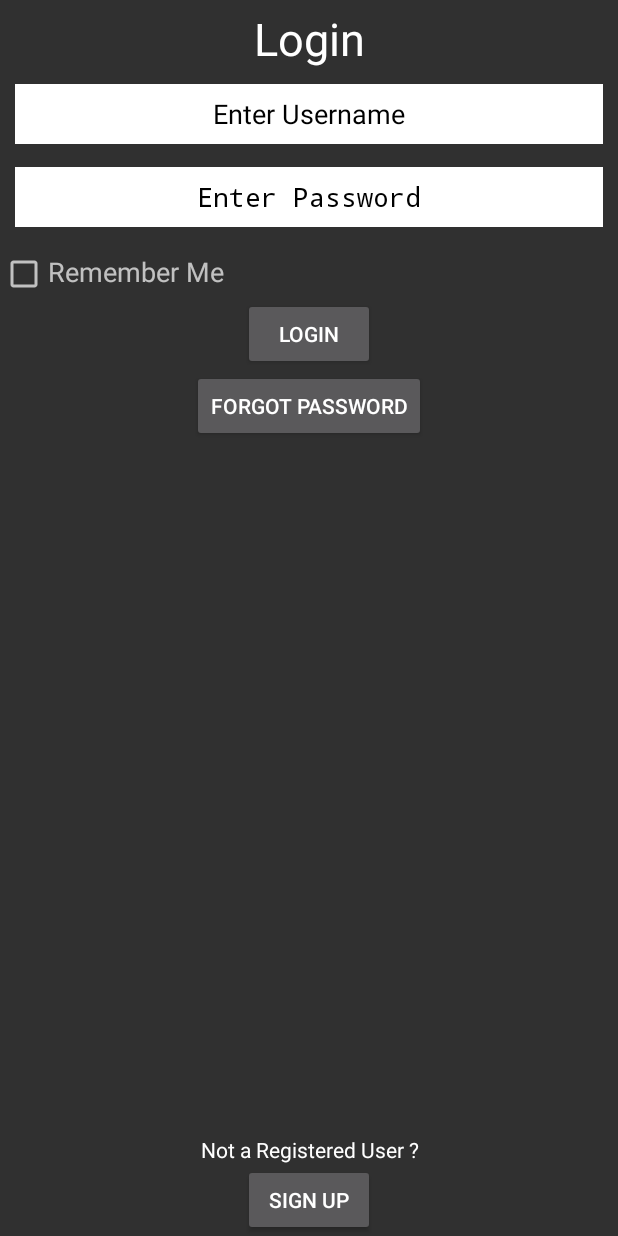
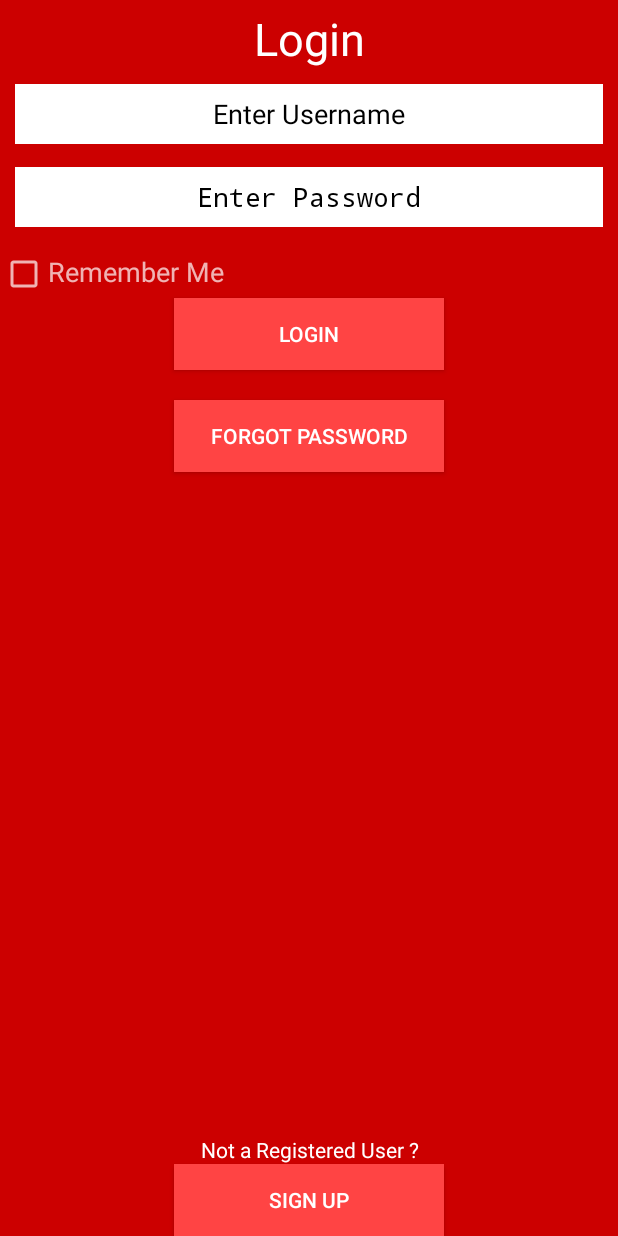
Before and after one commit to anupam412/LifeLine-app, an Android app: the screen it shows after launch (Login_activity), on a phone screen of 412 x 824 dp. Run offline under Robolectric (Android 15) with nearby library versions, the phone set to English and light mode, and no system bars; libraries missing offline, so code that uses them is left out: com.hmkcode.android.

Commit message:
login sign up ui done

```diff
--- a/app/src/main/res/layout/activity_login_activity.xml
+++ b/app/src/main/res/layout/activity_login_activity.xml
@@ -4,6 +4,7 @@
     android:id="@+id/activity_login_activity"
     android:layout_width="match_parent"
     android:layout_height="match_parent"
+    android:background="@android:color/holo_red_dark"
     tools:context="com.example.anupam.lifeline.Login_activity">
     <TextView
         android:layout_width="match_parent"
@@ -71,31 +72,34 @@
             />
     </LinearLayout>
     <Button
-        android:layout_width="wrap_content"
+        android:layout_width="180dp"
         android:layout_height="wrap_content"
         android:id="@+id/login_button"
         android:layout_below="@id/ll"
+        android:background="@android:color/holo_red_light"
         android:text="Login"
         android:layout_centerHorizontal="true"
         />
 
     <Button
-        android:layout_width="wrap_content"
+        android:layout_marginTop="20dp"
+        android:layout_width="180dp"
         android:layout_height="wrap_content"
         android:id="@+id/forgotpassword_button"
-        android:layout_below="@id/login_button"
+        android:background="@android:color/holo_red_light"
         android:text="Forgot Password"
-        android:layout_centerHorizontal="true"
-        />
+        android:layout_below="@+id/login_button"
+        android:layout_alignRight="@+id/login_button"
+        android:layout_alignEnd="@+id/login_button" />
 
     <Button
-        android:layout_width="wrap_content"
+        android:layout_width="180dp"
         android:layout_height="wrap_content"
         android:id="@+id/signUP_button"
+        android:background="@android:color/holo_red_light"
+        android:text="Sign Up"
         android:layout_alignParentBottom="true"
-        android:text="Sign Up"
-        android:layout_centerHorizontal="true"
-        />
+        android:layout_centerHorizontal="true" />
     <TextView
         android:layout_width="match_parent"
         android:layout_height="wrap_content"
--- a/app/src/main/res/layout/activity_signup_activity.xml
+++ b/app/src/main/res/layout/activity_signup_activity.xml
@@ -3,6 +3,7 @@
     android:layout_width="match_parent"
     android:layout_height="match_parent"
     android:gravity="center_horizontal"
+    android:background="@android:color/holo_red_dark"
     android:orientation="vertical"
     android:paddingBottom="@dimen/activity_vertical_margin"
     android:paddingLeft="@dimen/activity_horizontal_margin"
@@ -23,8 +24,9 @@
         android:layout_width="match_parent"
         android:layout_height="wrap_content"
         android:layout_below="@id/signUP_heading"
+        android:background="@android:color/holo_red_dark"
         android:id="@+id/white_line"
-        android:background="#fff"/>
+        />
 
     <EditText
         android:layout_width="match_parent"
@@ -59,6 +61,7 @@
         android:layout_height="wrap_content"
         android:id="@+id/date2"
         android:layout_marginTop="10dp"
+        android:background="@android:color/holo_red_dark"
         android:layout_below="@id/last_name"
         android:text="choose date" />
 
@@ -121,13 +124,14 @@
         android:hint="Contact Number"
         android:gravity="center"
         />
+
     <Button
+        android:id="@+id/submit_button_final"
         android:layout_width="match_parent"
         android:layout_height="wrap_content"
-        android:text="Submit"
+        android:layout_below="@id/contact_no"
 
         android:layout_marginTop="10dp"
-        android:id="@+id/submit_button_final"
-        android:layout_below="@id/contact_no"
-        />
+        android:background="@android:color/holo_red_light"
+        android:text="Submit" />
 </RelativeLayout>
```
